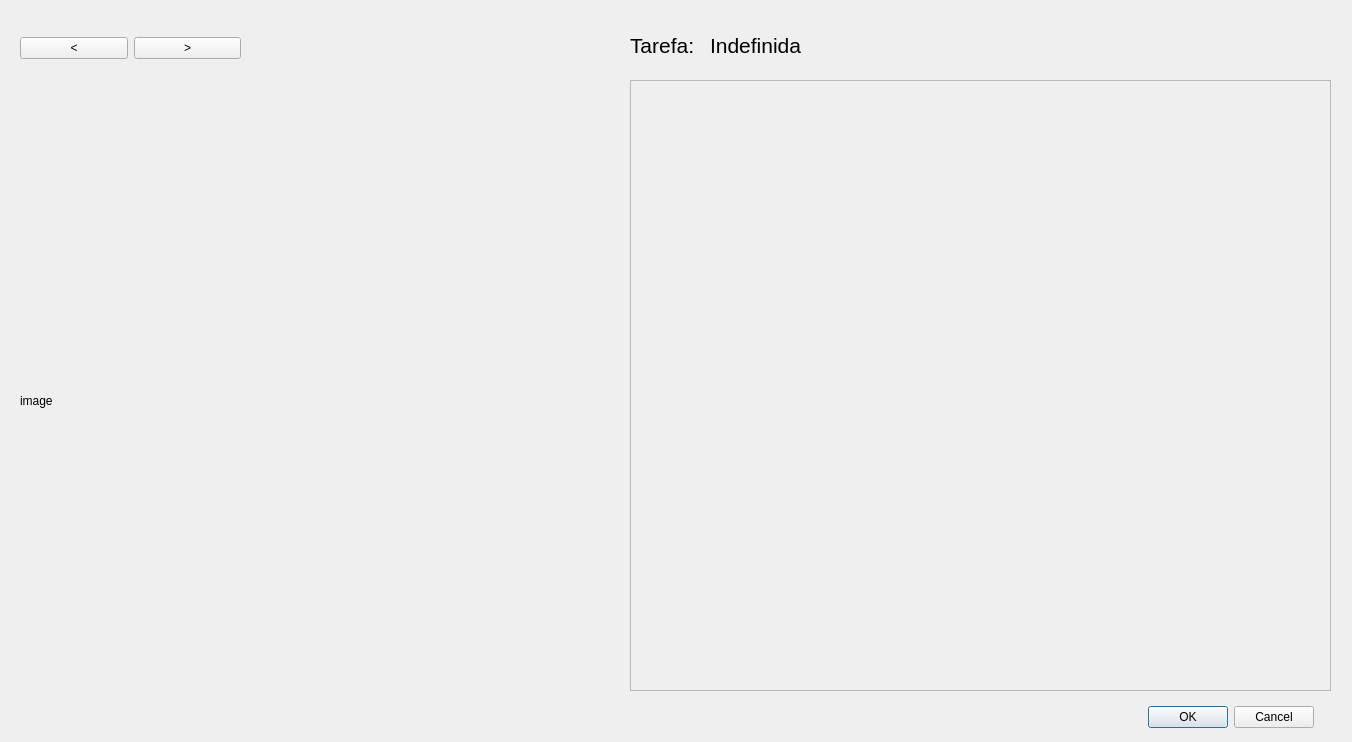
caiovosilva/anatomy, file anatomy/playwindow.ui: the form before one commit.
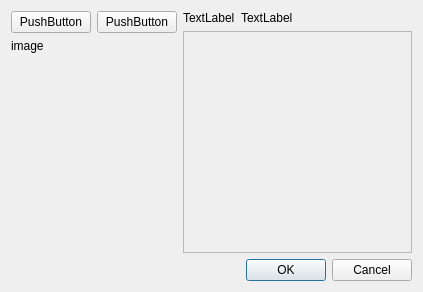
The form after the commit.

Commit message: introduction to a more responsive design.

The edit to the form file:
```diff
--- a/anatomy/playwindow.ui
+++ b/anatomy/playwindow.ui
@@ -6,67 +6,67 @@
    <rect>
     <x>0</x>
     <y>0</y>
-    <width>1352</width>
-    <height>742</height>
+    <width>423</width>
+    <height>292</height>
    </rect>
   </property>
   <property name="windowTitle">
    <string>Form</string>
   </property>
-  <widget class="QWidget" name="horizontalLayoutWidget">
-   <property name="geometry">
-    <rect>
-     <x>20</x>
-     <y>80</y>
-     <width>581</width>
-     <height>641</height>
-    </rect>
-   </property>
-   <layout class="QHBoxLayout" name="horizontalLayout">
+  <layout class="QGridLayout" name="gridLayout">
+   <item row="0" column="0">
+    <layout class="QFormLayout" name="formLayout">
+     <item row="0" column="0">
+      <layout class="QHBoxLayout" name="horizontalLayout_2">
+       <item>
+        <widget class="QPushButton" name="pushButton">
+         <property name="text">
+          <string>PushButton</string>
+         </property>
+        </widget>
+       </item>
     <item>
+        <widget class="QPushButton" name="pushButton_2">
+         <property name="text">
+          <string>PushButton</string>
+         </property>
+        </widget>
+       </item>
+      </layout>
+     </item>
+     <item row="1" column="0" colspan="2">
      <widget class="QLabel" name="image">
+       <property name="maximumSize">
+        <size>
+         <width>200</width>
+         <height>300</height>
+        </size>
+       </property>
       <property name="text">
        <string>image</string>
       </property>
      </widget>
     </item>
    </layout>
-  </widget>
-  <widget class="QWidget" name="layoutWidget">
-   <property name="geometry">
-    <rect>
-     <x>20</x>
-     <y>30</y>
-     <width>221</width>
-     <height>36</height>
-    </rect>
-   </property>
-   <layout class="QHBoxLayout" name="horizontalLayout_2">
-    <item>
-     <widget class="QPushButton" name="leftArrowButton">
+   </item>
+   <item row="0" column="1">
+    <layout class="QFormLayout" name="formLayout_5">
+     <item row="0" column="0">
+      <widget class="QLabel" name="label_2">
       <property name="text">
-       <string>&lt;</string>
+        <string>TextLabel</string>
       </property>
      </widget>
     </item>
-    <item>
-     <widget class="QPushButton" name="rightArrowButton">
+     <item row="0" column="1">
+      <widget class="QLabel" name="assignmentLabel">
       <property name="text">
-       <string>&gt;</string>
+        <string>TextLabel</string>
       </property>
      </widget>
     </item>
-   </layout>
-  </widget>
+     <item row="1" column="0" colspan="2">
   <widget class="QScrollArea" name="questionsScrollArea">
-   <property name="geometry">
-    <rect>
-     <x>630</x>
-     <y>80</y>
-     <width>701</width>
-     <height>611</height>
-    </rect>
-   </property>
    <property name="widgetResizable">
     <bool>true</bool>
    </property>
@@ -75,61 +75,23 @@
      <rect>
       <x>0</x>
       <y>0</y>
-      <width>699</width>
-      <height>609</height>
+          <width>195</width>
+          <height>68</height>
      </rect>
     </property>
    </widget>
   </widget>
+     </item>
+    </layout>
+   </item>
+   <item row="1" column="1">
   <widget class="QDialogButtonBox" name="buttonBox">
-   <property name="geometry">
-    <rect>
-     <x>1140</x>
-     <y>700</y>
-     <width>174</width>
-     <height>34</height>
-    </rect>
-   </property>
    <property name="standardButtons">
     <set>QDialogButtonBox::Cancel|QDialogButtonBox::Ok</set>
    </property>
   </widget>
-  <widget class="QLabel" name="label">
-   <property name="geometry">
-    <rect>
-     <x>630</x>
-     <y>30</y>
-     <width>71</width>
-     <height>31</height>
-    </rect>
-   </property>
-   <property name="font">
-    <font>
-     <pointsize>16</pointsize>
-    </font>
-   </property>
-   <property name="text">
-    <string>Tarefa:</string>
-   </property>
-  </widget>
-  <widget class="QLabel" name="assignmentLabel">
-   <property name="geometry">
-    <rect>
-     <x>710</x>
-     <y>30</y>
-     <width>571</width>
-     <height>31</height>
-    </rect>
-   </property>
-   <property name="font">
-    <font>
-     <pointsize>16</pointsize>
-    </font>
-   </property>
-   <property name="text">
-    <string>Indefinida</string>
-   </property>
-  </widget>
+   </item>
+  </layout>
  </widget>
  <resources/>
  <connections/>
```
Lines whose indentation alone changed are shown as unchanged.
